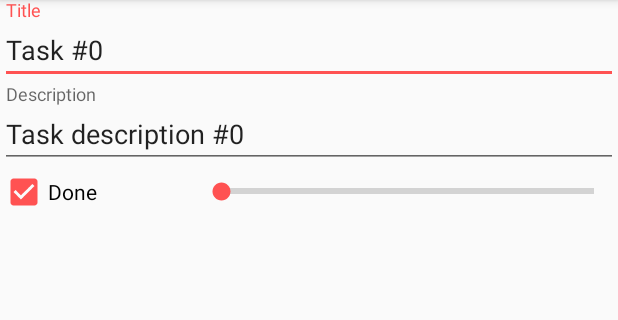
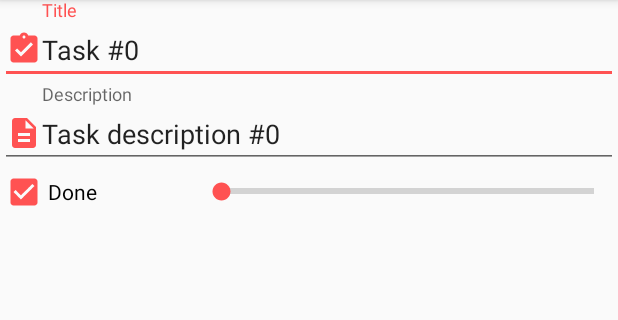
Before and after one commit to ebozkurt93/listtodo, an Android app: the screen it shows after launch (TaskActivity), after a tap on an icon or button, on a phone screen of 412 x 824 dp, the part 84-404 px from its top. Run offline under Robolectric (Android 15) with nearby library versions, the phone set to English and light mode, and no system bars.

Commit message:
small modifications

```diff
--- a/app/src/main/java/ebozkurt/listtodo/Task.java
+++ b/app/src/main/java/ebozkurt/listtodo/Task.java
@@ -12,7 +12,7 @@ public class Task {
     private int mPriority; //4 levels(low, medium, high, very high) = 0,1,2,3
     private Task mParentTask;
     private Task mChildTask;
-    private int mLevel;
+    private int mLevel; //bool hasChild, hasParent eklenebilir
 
     //add priority value (int)
     //sound, image, contact later
--- /dev/null
+++ b/app/src/main/res/drawable/ic_assignment_turned_in_black_24dp.xml
@@ -0,0 +1,9 @@
+<vector xmlns:android="http://schemas.android.com/apk/res/android"
+        android:width="24dp"
+        android:height="24dp"
+        android:viewportWidth="24.0"
+        android:viewportHeight="24.0">
+    <path
+        android:fillColor="#FF000000"
+        android:pathData="M19,3h-4.18C14.4,1.84 13.3,1 12,1c-1.3,0 -2.4,0.84 -2.82,2L5,3c-1.1,0 -2,0.9 -2,2v14c0,1.1 0.9,2 2,2h14c1.1,0 2,-0.9 2,-2L21,5c0,-1.1 -0.9,-2 -2,-2zM12,3c0.55,0 1,0.45 1,1s-0.45,1 -1,1 -1,-0.45 -1,-1 0.45,-1 1,-1zM10,17l-4,-4 1.41,-1.41L10,14.17l6.59,-6.59L18,9l-8,8z"/>
+</vector>
--- /dev/null
+++ b/app/src/main/res/drawable/ic_description_black_24dp.xml
@@ -0,0 +1,9 @@
+<vector xmlns:android="http://schemas.android.com/apk/res/android"
+        android:width="24dp"
+        android:height="24dp"
+        android:viewportWidth="24.0"
+        android:viewportHeight="24.0">
+    <path
+        android:fillColor="#FF000000"
+        android:pathData="M14,2L6,2c-1.1,0 -1.99,0.9 -1.99,2L4,20c0,1.1 0.89,2 1.99,2L18,22c1.1,0 2,-0.9 2,-2L20,8l-6,-6zM16,18L8,18v-2h8v2zM16,14L8,14v-2h8v2zM13,9L13,3.5L18.5,9L13,9z"/>
+</vector>
--- a/app/src/main/res/layout/fragment_task.xml
+++ b/app/src/main/res/layout/fragment_task.xml
@@ -12,6 +12,8 @@
             android:id="@+id/fragment_task_title_textview"
             android:layout_width="match_parent"
             android:layout_height="wrap_content"
+            android:drawableLeft="@drawable/ic_assignment_turned_in_black_24dp"
+            android:drawableTint="@color/colorAccent"
             android:hint="@string/task_title_hint"/>
     </android.support.design.widget.TextInputLayout>
 
@@ -23,6 +25,8 @@
             android:id="@+id/fragment_task_description_textview"
             android:layout_width="match_parent"
             android:layout_height="wrap_content"
+            android:drawableLeft="@drawable/ic_description_black_24dp"
+            android:drawableTint="@color/colorAccent"
             android:hint="@string/task_description_hint"/>
     </android.support.design.widget.TextInputLayout>
 
@@ -36,6 +40,7 @@
             android:layout_width="wrap_content"
             android:layout_height="wrap_content"
             android:layout_weight="1"
+            android:buttonTint="@color/colorAccent"
             android:text="@string/task_checkbox_text"/>
 
         <SeekBar
```
Also changed, not shown: app/src/main/res/drawable/ic_android_black_24dp.xml (added, +9 -0 lines), app/src/main/res/layout/fragment_all_tasks_list.xml (+2 -7 lines).
